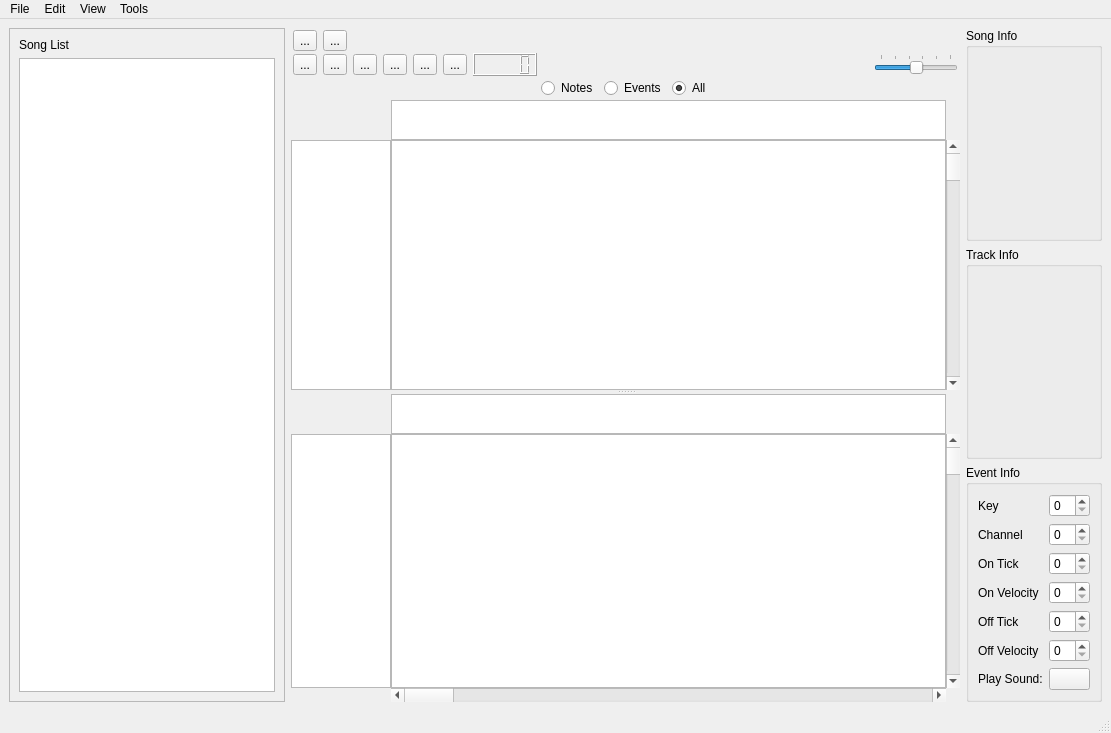
Qt form src/ui/mainwindow.ui (garakmon/gtm) before a commit.
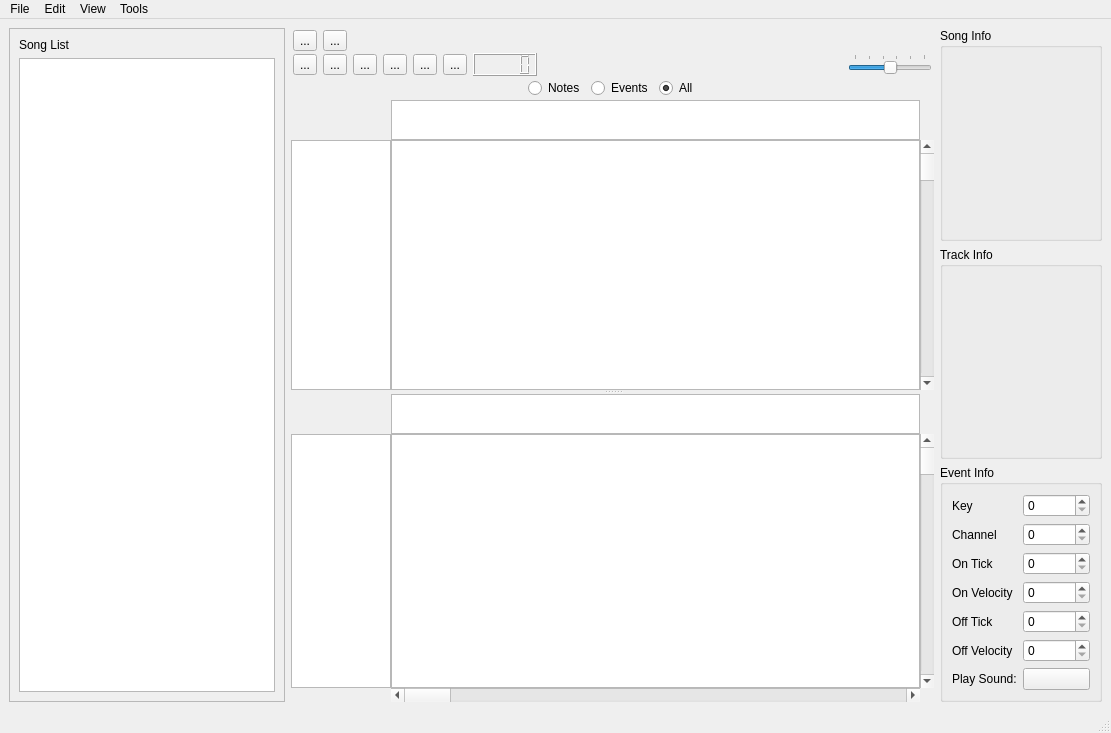
The same form after that commit. Icons and pictures are not drawn. Custom widgets are drawn as their Qt base class.

The edit to the form file:
```diff
--- a/src/ui/mainwindow.ui
+++ b/src/ui/mainwindow.ui
@@ -405,6 +405,9 @@
             <property name="focusPolicy">
              <enum>Qt::TabFocus</enum>
             </property>
+            <property name="maximum">
+             <number>2147483647</number>
+            </property>
            </widget>
           </item>
           <item row="6" column="1">
@@ -465,6 +468,9 @@
             <property name="focusPolicy">
              <enum>Qt::TabFocus</enum>
             </property>
+            <property name="maximum">
+             <number>2147483647</number>
+            </property>
            </widget>
           </item>
           <item row="2" column="1">
@@ -472,6 +478,9 @@
             <property name="focusPolicy">
              <enum>Qt::TabFocus</enum>
             </property>
+            <property name="maximum">
+             <number>2147483647</number>
+            </property>
            </widget>
           </item>
           <item row="3" column="1">
@@ -479,6 +488,9 @@
             <property name="focusPolicy">
              <enum>Qt::TabFocus</enum>
             </property>
+            <property name="maximum">
+             <number>2147483647</number>
+            </property>
            </widget>
           </item>
           <item row="4" column="1">
@@ -486,6 +498,9 @@
             <property name="focusPolicy">
              <enum>Qt::TabFocus</enum>
             </property>
+            <property name="maximum">
+             <number>2147483647</number>
+            </property>
            </widget>
           </item>
           <item row="5" column="1">
@@ -493,6 +508,9 @@
             <property name="focusPolicy">
              <enum>Qt::TabFocus</enum>
             </property>
+            <property name="maximum">
+             <number>2147483647</number>
+            </property>
            </widget>
           </item>
          </layout>
@@ -521,7 +539,7 @@
          <rect>
           <x>0</x>
           <y>0</y>
-          <width>599</width>
+          <width>569</width>
           <height>275</height>
          </rect>
         </property>
@@ -598,7 +616,7 @@
          <rect>
           <x>0</x>
           <y>0</y>
-          <width>599</width>
+          <width>569</width>
           <height>293</height>
          </rect>
         </property>
@@ -748,6 +766,13 @@
    </property>
   </action>
  </widget>
+ <customwidgets>
+  <customwidget>
+   <class>MidiKeySpinBox</class>
+   <extends>QSpinBox</extends>
+   <header>midikeyspinbox.h</header>
+  </customwidget>
+ </customwidgets>
  <resources/>
  <connections/>
 </ui>
```
Left out of the diff: 2 changed lines with no effect on the pictures.
